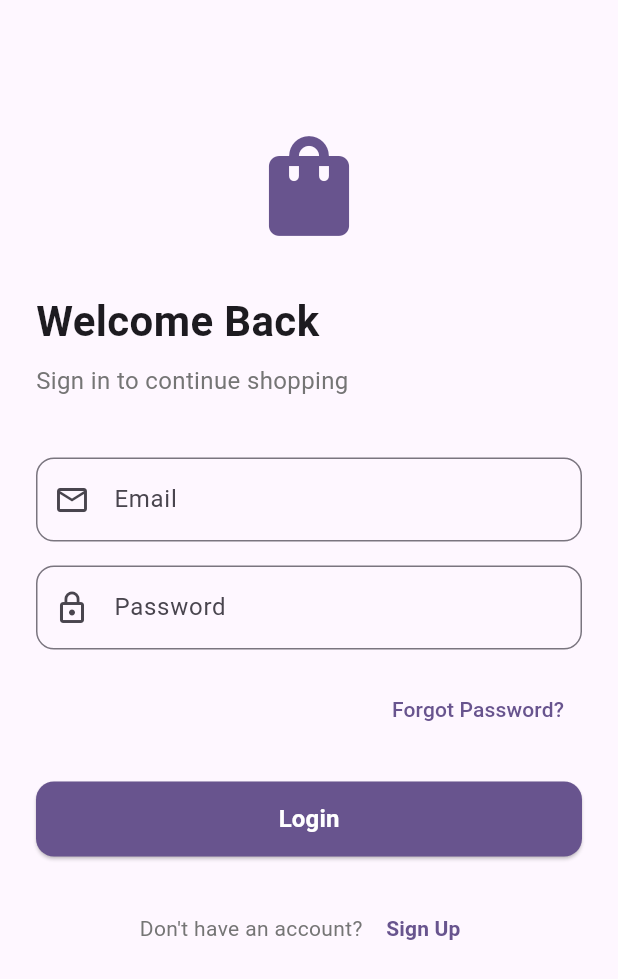
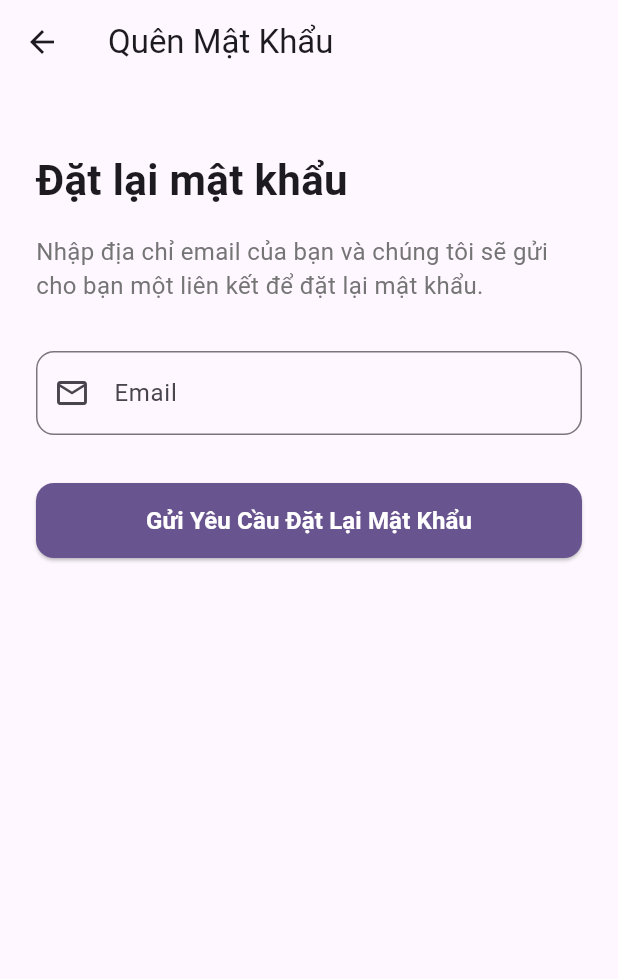
Before and after one commit to nguyenhuyttns/FrontEnd, a Flutter app: the screen it shows after launch, after a tap on "Forgot Password?", on a phone screen of 412 x 824 dp. Shown: the top 979 px of the screen. Run offline on Flutter 3.47's test engine with Material 3 defaults, Android fonts, the phone set to English and light mode, and no system bars; our stand-ins replace cached_network_image, shared_preferences; accounts and stored records are empty; network calls fail.

Commit message:
update reset passwork, forgot pass funtion

```diff
--- a/frontend/lib/config/api_config.dart
+++ b/frontend/lib/config/api_config.dart
@@ -1,7 +1,7 @@
 // lib/config/api_config.dart
 class ApiConfig {
   // Update this to your actual API URL (including the /api/v1 part)
-  static const String serverIP = '192.168.1.216';
+  static const String serverIP = 'localhost';
   static const String baseUrl = 'http://$serverIP:3000/api/v1';
 
   static const String productsEndpoint = '/products';
@@ -11,6 +11,10 @@ class ApiConfig {
   static const String loginEndpoint = '/users/login';
   static const String registerEndpoint = '/users/register';
 
+  // Thêm endpoints mới cho tính năng quên mật khẩu
+  static const String forgotPasswordEndpoint = '/users/forgot-password';
+  static const String resetPasswordEndpoint = '/users/reset-password';
+
   // Phương thức hỗ trợ để sửa URL hình ảnh
   static String fixImageUrl(String url) {
     if (url.contains('localhost')) {
--- /dev/null
+++ b/frontend/lib/views/auth/forgot_password_screen.dart
@@ -0,0 +1,227 @@
+import 'package:flutter/material.dart';
+import 'package:provider/provider.dart';
+import 'package:url_launcher/url_launcher.dart';
+import '../../view_models/auth_view_model.dart';
+
+class ForgotPasswordScreen extends StatefulWidget {
+  const ForgotPasswordScreen({super.key});
+
+  @override
+  _ForgotPasswordScreenState createState() => _ForgotPasswordScreenState();
+}
+
+class _ForgotPasswordScreenState extends State<ForgotPasswordScreen> {
+  final _formKey = GlobalKey<FormState>();
+  final _emailController = TextEditingController();
+  String? _resetLink;
+  bool _emailSent = false;
+
+  @override
+  void dispose() {
+    _emailController.dispose();
+    super.dispose();
+  }
+
+  @override
+  Widget build(BuildContext context) {
+    return Scaffold(
+      appBar: AppBar(title: const Text('Quên Mật Khẩu'), elevation: 0),
+      body: Consumer<AuthViewModel>(
+        builder: (context, authViewModel, _) {
+          return SafeArea(
+            child: SingleChildScrollView(
+              padding: const EdgeInsets.all(24.0),
+              child: Form(
+                key: _formKey,
+                child: Column(
+                  crossAxisAlignment: CrossAxisAlignment.start,
+                  children: [
+                    if (!_emailSent) ...[
+                      const SizedBox(height: 20),
+                      const Text(
+                        'Đặt lại mật khẩu',
+                        style: TextStyle(
+                          fontSize: 28,
+                          fontWeight: FontWeight.bold,
+                        ),
+                      ),
+                      const SizedBox(height: 16),
+                      Text(
+                        'Nhập địa chỉ email của bạn và chúng tôi sẽ gửi cho bạn một liên kết để đặt lại mật khẩu.',
+                        style: TextStyle(fontSize: 16, color: Colors.grey[600]),
+                      ),
+                      const SizedBox(height: 32),
+                      TextFormField(
+                        controller: _emailController,
+                        keyboardType: TextInputType.emailAddress,
+                        decoration: InputDecoration(
+                          labelText: 'Email',
+                          hintText: 'Nhập email của bạn',
+                          prefixIcon: const Icon(Icons.email_outlined),
+                          border: OutlineInputBorder(
+                            borderRadius: BorderRadius.circular(12),
+                          ),
+                        ),
+                        validator: (value) {
+                          if (value == null || value.isEmpty) {
+                            return 'Vui lòng nhập email của bạn';
+                          }
+                          if (!RegExp(
+                            r'^[\w-\.]+@([\w-]+\.)+[\w-]{2,4}$',
+                          ).hasMatch(value)) {
+                            return 'Vui lòng nhập một địa chỉ email hợp lệ';
+                          }
+                          return null;
+                        },
+                      ),
+                      const SizedBox(height: 32),
+                      SizedBox(
+                        width: double.infinity,
+                        height: 50,
+                        child: ElevatedButton(
+                          onPressed:
+                              authViewModel.isBusy
+                                  ? null
+                                  : () => _handleForgotPassword(authViewModel),
+                          style: ElevatedButton.styleFrom(
+                            foregroundColor: Colors.white,
+                            backgroundColor: Theme.of(context).primaryColor,
+                            shape: RoundedRectangleBorder(
+                              borderRadius: BorderRadius.circular(12),
+                            ),
+                          ),
+                          child:
+                              authViewModel.isBusy
+                                  ? const CircularProgressIndicator(
+                                    color: Colors.white,
+                                  )
+                                  : const Text(
+                                    'Gửi Yêu Cầu Đặt Lại Mật Khẩu',
+                                    style: TextStyle(
+                                      fontSize: 16,
+                                      fontWeight: FontWeight.bold,
+                                    ),
+                                  ),
+                        ),
+                      ),
+                    ] else ...[
+                      // Hiển thị thông báo thành công
+                      const SizedBox(height: 40),
+                      Center(
+                        child: Icon(
+                          Icons.mark_email_read,
+                          size: 80,
+                          color: Theme.of(context).primaryColor,
+                        ),
+                      ),
+                      const SizedBox(height: 32),
+                      const Text(
+                        'Yêu cầu đã được gửi!',
+                        style: TextStyle(
+                          fontSize: 24,
+                          fontWeight: FontWeight.bold,
+                        ),
+                        textAlign: TextAlign.center,
+                      ),
+                      const SizedBox(height: 16),
+                      Text(
+                        'Chúng tôi đã tạo liên kết đặt lại mật khẩu cho tài khoản ${_emailController.text}.',
+                        style: TextStyle(fontSize: 16, color: Colors.grey[600]),
+                        textAlign: TextAlign.center,
+                      ),
+                      const SizedBox(height: 32),
+                      if (_resetLink != null) ...[
+                        SizedBox(
+                          width: double.infinity,
+                          height: 50,
+                          child: ElevatedButton(
+                            onPressed: () => _openResetLink(),
+                            style: ElevatedButton.styleFrom(
+                              foregroundColor: Colors.white,
+                              backgroundColor: Theme.of(context).primaryColor,
+                              shape: RoundedRectangleBorder(
+                                borderRadius: BorderRadius.circular(12),
+                              ),
+                            ),
+                            child: const Text(
+                              'Mở Trang Đặt Lại Mật Khẩu',
+                              style: TextStyle(
+                                fontSize: 16,
+                                fontWeight: FontWeight.bold,
+                              ),
+                            ),
+                          ),
+                        ),
+                        const SizedBox(height: 16),
+                      ],
+                      SizedBox(
+                        width: double.infinity,
+                        height: 50,
+                        child: OutlinedButton(
+                          onPressed: () {
+                            Navigator.pop(context);
+                          },
+                          style: OutlinedButton.styleFrom(
+                            foregroundColor: Theme.of(context).primaryColor,
+                            side: BorderSide(
+                              color: Theme.of(context).primaryColor,
+                            ),
+                            shape: RoundedRectangleBorder(
+                              borderRadius: BorderRadius.circular(12),
+                            ),
+                          ),
+                          child: const Text(
+                            'Quay lại đăng nhập',
+                            style: TextStyle(
+                              fontSize: 16,
+                              fontWeight: FontWeight.bold,
+                            ),
+                          ),
+                        ),
+                      ),
+                    ],
+                    if (authViewModel.isError)
+                      Padding(
+                        padding: const EdgeInsets.only(top: 16.0),
+                        child: Text(
+                          authViewModel.errorMessage,
+                          style: const TextStyle(color: Colors.red),
+                          textAlign: TextAlign.center,
+                        ),
+                      ),
+                  ],
+                ),
+              ),
+            ),
+          );
+        },
+      ),
+    );
+  }
+
+  void _handleForgotPassword(AuthViewModel authViewModel) async {
+    if (_formKey.currentState!.validate()) {
+      final email = _emailController.text.trim();
+      final result = await authViewModel.forgotPassword(email);
+
+      if (result['success'] && mounted) {
+        setState(() {
+          _emailSent = true;
+          _resetLink = result['resetLink'];
+        });
+      }
+    }
+  }
+
+  void _openResetLink() async {
+    if (_resetLink != null) {
+      if (await canLaunch(_resetLink!)) {
+        await launch(_resetLink!);
+      } else {
+        ScaffoldMessenger.of(context).showSnackBar(
+          SnackBar(content: Text('Không thể mở liên kết: $_resetLink')),
+        );
+      }
+    }
+  }
+}
--- a/frontend/lib/views/auth/login_screen.dart
+++ b/frontend/lib/views/auth/login_screen.dart
@@ -1,6 +1,7 @@
 // lib/views/auth/login_screen.dart
 import 'package:flutter/foundation.dart';
 import 'package:flutter/material.dart';
+import 'package:frontend/views/auth/forgot_password_screen.dart';
 import 'package:provider/provider.dart';
 import '../../view_models/auth_view_model.dart';
 // import '../../view_models/base_view_model.dart';
@@ -123,7 +124,14 @@ class _LoginScreenState extends State<LoginScreen> {
                       alignment: Alignment.centerRight,
                       child: TextButton(
                         onPressed: () {
-                          // Implement forgot password functionality
+                          // Thay đổi đoạn này
+                          Navigator.push(
+                            context,
+                            MaterialPageRoute(
+                              builder:
+                                  (context) => const ForgotPasswordScreen(),
+                            ),
+                          );
                         },
                         child: Text(
                           'Forgot Password?',
--- a/frontend/pubspec.yaml
+++ b/frontend/pubspec.yaml
@@ -42,6 +42,7 @@ dependencies:
   smooth_page_indicator: ^1.2.1
   readmore: ^3.0.0
   intl: ^0.20.2
+  url_launcher: ^6.3.1
 
 dev_dependencies:
   flutter_test:
```
Also changed, not shown: frontend/lib/main.dart (+26 -0 lines), frontend/lib/services/api_service.dart (+68 -0 lines), frontend/lib/view_models/auth_view_model.dart (+30 -0 lines), frontend/lib/views/auth/reset_password_screen.dart (added, +255 -0 lines), frontend/pubspec.lock, 6 other files.
